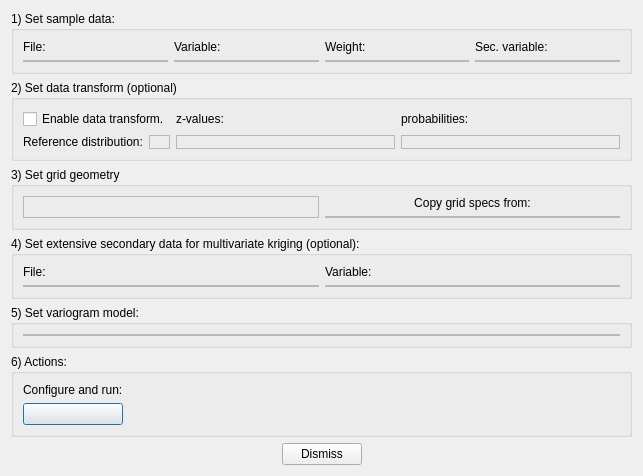
Above: dialogs/sgsimdialog.ui from PauloCarvalhoRJ/gammaray before the change. Below: the same form after it.
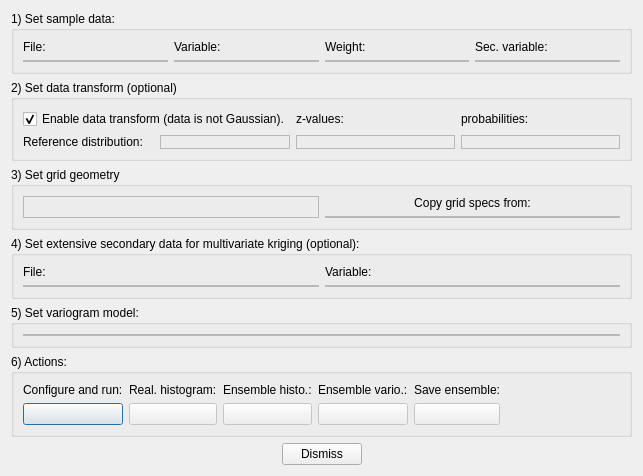
That is the form after the change. Icons and pictures are not drawn.

Commit message: SGSIM: adding simulation validation buttons.

```diff
--- a/dialogs/sgsimdialog.ui
+++ b/dialogs/sgsimdialog.ui
@@ -168,7 +168,10 @@
       <item row="0" column="0" colspan="2">
        <widget class="QCheckBox" name="chkEnableTransform">
         <property name="text">
-         <string>Enable data transform.</string>
+         <string>Enable data transform (data is not Gaussian).</string>
+        </property>
+        <property name="checked">
+         <bool>true</bool>
         </property>
        </widget>
       </item>
@@ -465,17 +468,6 @@
       <string>6) Actions:</string>
      </property>
      <layout class="QGridLayout" name="gridLayout_6">
-      <item row="1" column="0">
-       <widget class="QPushButton" name="btnConfigAndRun">
-        <property name="text">
-         <string/>
-        </property>
-        <property name="icon">
-         <iconset resource="../resources.qrc">
-          <normaloff>:/icons32/setting32</normaloff>:/icons32/setting32</iconset>
-        </property>
-       </widget>
-      </item>
       <item row="0" column="0">
        <widget class="QLabel" name="label_11">
         <property name="text">
@@ -483,7 +475,7 @@
         </property>
        </widget>
       </item>
-      <item row="1" column="1">
+      <item row="1" column="5">
        <spacer name="horizontalSpacer_3">
         <property name="orientation">
          <enum>Qt::Horizontal</enum>
@@ -496,6 +488,101 @@
         </property>
        </spacer>
       </item>
+      <item row="1" column="0">
+       <widget class="QPushButton" name="btnConfigAndRun">
+        <property name="text">
+         <string/>
+        </property>
+        <property name="icon">
+         <iconset resource="../resources.qrc">
+          <normaloff>:/icons32/setting32</normaloff>:/icons32/setting32</iconset>
+        </property>
+       </widget>
+      </item>
+      <item row="0" column="3">
+       <widget class="QLabel" name="label_14">
+        <property name="text">
+         <string>Ensemble vario.:</string>
+        </property>
+       </widget>
+      </item>
+      <item row="0" column="1">
+       <widget class="QLabel" name="label_12">
+        <property name="text">
+         <string>Real. histogram:</string>
+        </property>
+       </widget>
+      </item>
+      <item row="0" column="2">
+       <widget class="QLabel" name="label_13">
+        <property name="text">
+         <string>Ensemble histo.:</string>
+        </property>
+       </widget>
+      </item>
+      <item row="1" column="3">
+       <widget class="QPushButton" name="btnEnsembleVariogram">
+        <property name="enabled">
+         <bool>false</bool>
+        </property>
+        <property name="text">
+         <string/>
+        </property>
+        <property name="icon">
+         <iconset resource="../resources.qrc">
+          <normaloff>:/icons32/varnreals32</normaloff>:/icons32/varnreals32</iconset>
+        </property>
+       </widget>
+      </item>
+      <item row="1" column="2">
+       <widget class="QPushButton" name="btnEnsembleHistogram">
+        <property name="enabled">
+         <bool>false</bool>
+        </property>
+        <property name="text">
+         <string/>
+        </property>
+        <property name="icon">
+         <iconset resource="../resources.qrc">
+          <normaloff>:/icons32/histonreals32</normaloff>:/icons32/histonreals32</iconset>
+        </property>
+       </widget>
+      </item>
+      <item row="1" column="1">
+       <widget class="QPushButton" name="btnRealizationHistogram">
+        <property name="enabled">
+         <bool>false</bool>
+        </property>
+        <property name="text">
+         <string/>
+        </property>
+        <property name="icon">
+         <iconset resource="../resources.qrc">
+          <normaloff>:/icons32/histo32</normaloff>:/icons32/histo32</iconset>
+        </property>
+       </widget>
+      </item>
+      <item row="1" column="4">
+       <widget class="QPushButton" name="btnSaveRealizations">
+        <property name="enabled">
+         <bool>false</bool>
+        </property>
+        <property name="text">
+         <string/>
+        </property>
+        <property name="icon">
+         <iconset resource="../resources.qrc">
+          <normaloff>:/icons32/save32</normaloff>:/icons32/save32</iconset>
+        </property>
+       </widget>
+      </item>
+      <item row="0" column="4">
+       <widget class="QLabel" name="label_15">
+        <property name="text">
+         <string>Save ensemble:</string>
+        </property>
+       </widget>
+      </item>
      </layout>
     </widget>
    </item>
```
Left out of the diff: 68 changed lines with no effect on the pictures. The commit also changes 8 other files.
